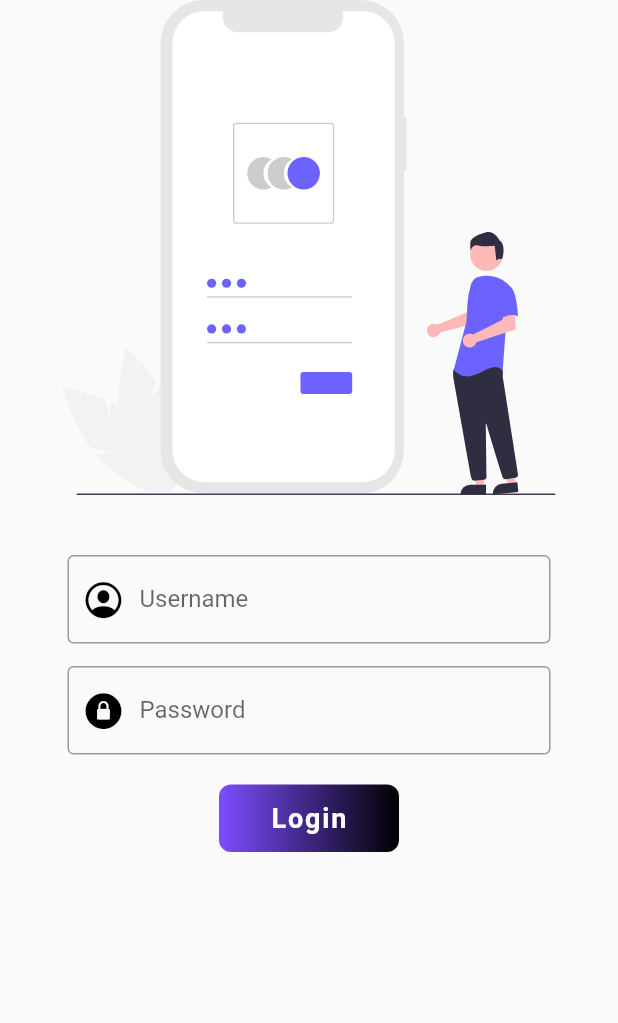
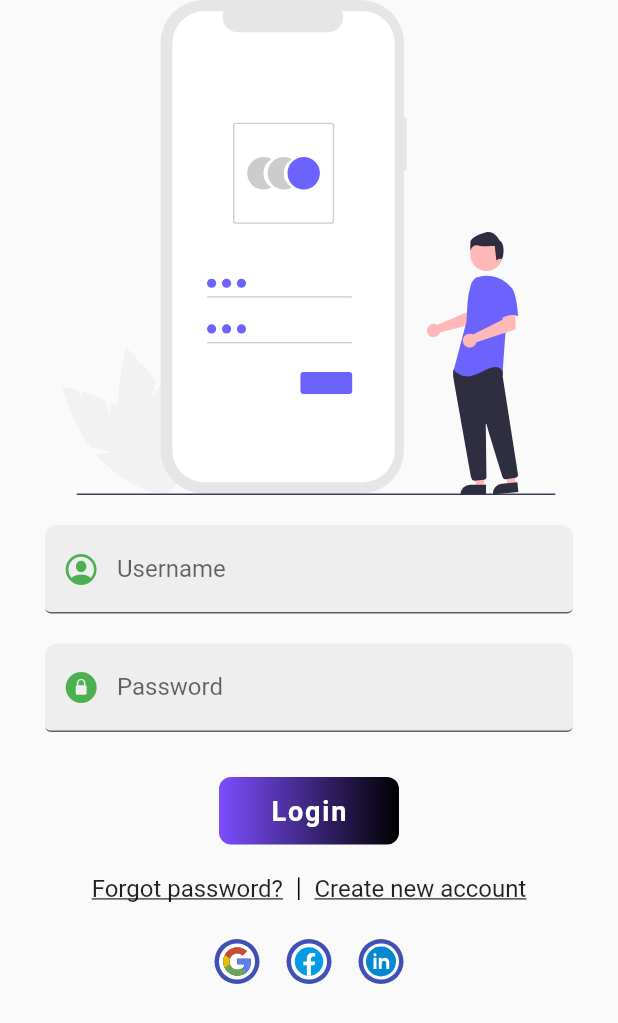
Before and after one commit to rafikali/DRS, a Flutter app: the screen it shows after launch, on a phone screen of 412 x 824 dp. Shown: the top 1023 px of the screen. Run offline on Flutter 3.47's test engine with Material 2 defaults, Android fonts, the phone set to English and light mode, and no system bars; our stand-ins replace flutter_svg.

```diff
--- /dev/null
+++ b/lib/Constants/Images.dart
@@ -0,0 +1,7 @@
+import 'package:flutter/material.dart';
+
+class ImageConstants {
+  static const String googleLogo = 'assets/Images/google_logo.svg';
+  static const String linkedinLogo = 'assets/Images/linkedin_logo.svg';
+  static const String facebookLogo = 'assets/Images/facebook_logo.svg';
+}
--- a/lib/Route/routehandler.dart
+++ b/lib/Route/routehandler.dart
@@ -1,6 +1,8 @@
+
 
 import 'package:flutter/material.dart';
 import '../pages/home_page.dart';
+import '../pages/register_page.dart';
 
 
 
@@ -10,6 +12,8 @@ class RouteGenerator {
     switch(settings.name) {
       case HomePage.routeName:
       return MaterialPageRoute(builder: (context) => HomePage());
+      case RegisterPage.routeName:
+        return MaterialPageRoute(builder: (context) => RegisterPage());
 
     default:
     return MaterialPageRoute(builder: (context) => HomePage());
--- a/lib/main.dart
+++ b/lib/main.dart
@@ -1,17 +1,15 @@
 import 'package:flutter/material.dart';
 import 'package:flutter/services.dart';
 import 'package:login_page/Route/routehandler.dart';
+import 'package:login_page/pages/home_page.dart';
 
 void main() {
   SystemChrome.setSystemUIOverlayStyle(const SystemUiOverlayStyle(
     statusBarColor: Colors.white,
-      statusBarBrightness: Brightness.light,
+    statusBarBrightness: Brightness.light,
     statusBarIconBrightness: Brightness.dark,
-    systemNavigationBarColor: Colors.deepPurpleAccent,
-    systemNavigationBarIconBrightness: Brightness.light
   ));
-      runApp(const MyApp());
-
+  runApp(const MyApp());
 }
 
 class MyApp extends StatelessWidget {
@@ -24,6 +22,8 @@ class MyApp extends StatelessWidget {
       theme: ThemeData(
         primarySwatch: Colors.deepPurple,
       ),
+      title: "drs",
+      initialRoute: HomePage.routeName,
       onGenerateRoute: RouteGenerator.generateRoute,
     );
   }
--- a/lib/pages/home_page.dart
+++ b/lib/pages/home_page.dart
@@ -1,129 +1,97 @@
+// ignore_for_file: prefer_const_constructors
+
 import 'package:flutter/cupertino.dart';
 import 'package:flutter/material.dart';
 import 'package:flutter_svg/flutter_svg.dart';
+import 'package:flutter_svg/svg.dart';
+import 'package:login_page/Constants/Images.dart';
+import 'package:login_page/widgets/login_textfield.dart';
 
+import '../widgets/create_account.dart';
 
 class HomePage extends StatefulWidget {
   static const String routeName = '/home';
-  final IconData? usericon;
-  final IconData? profileicon;
-  const HomePage({this.usericon, this.profileicon}) : super();
 
-
+  const HomePage({Key? key}) : super(key: key);
 
   @override
   _HomePageState createState() => _HomePageState();
 }
 
 class _HomePageState extends State<HomePage> {
-  String login_illustrate = 'assets/Images/login_image.svg';
+  String loginIllustrate = 'assets/Images/login_image.svg';
   @override
   Widget build(BuildContext context) {
-    return SafeArea(
-      child: Material(
+    return Scaffold(
+      body: SafeArea(
+        child: SingleChildScrollView(
           child: Column(
             children: [
-            Container(
-              child: SvgPicture.asset(login_illustrate,
+              SvgPicture.asset(
+                loginIllustrate,
                 height: 330,
                 fit: BoxFit.contain,
               ),
+              SizedBox(
+                height: 10,
+              ),
+              LoginTextForm(
+                hintText: 'Enter your username',
+                labelText: 'Username',
+                accountIcon: Icon(CupertinoIcons.profile_circled),
 
               ),
 
+              LoginTextForm(
+                hintText: 'Enter your password',
+                labelText: 'Password',
+                accountIcon: Icon(CupertinoIcons.lock_circle_fill, ),
+                passView: true,
 
-            Padding(
-              padding: const EdgeInsets.symmetric(vertical: 40, horizontal: 45),
-              child: Form(
-                child: Column(
-                  children: [
-
-                    TextFormField(
-                      onTap: () {
-
-                      },
-                      decoration:  InputDecoration(
-                        border: OutlineInputBorder(
-                          borderRadius: BorderRadius.circular(4),
-                            borderSide: const BorderSide(
-                              style: BorderStyle.solid,
-                              color: Colors.black,
-                            ),
-                        ),
-                        labelText: 'Username',
-                        hintText: 'Enter your Username',
-                          prefixIcon: const Icon(CupertinoIcons.profile_circled,
-                          color: Colors.black,
-                            size: 28,
-
-                          ),
-
-                      ),
-                    ),
-
-
-                    const SizedBox(
-                      height: 15,
-                    ),
-
-                    TextFormField(
-
-                      decoration:  InputDecoration(
-                        border: OutlineInputBorder(
-                            borderRadius: BorderRadius.circular(4),
-                            borderSide: const BorderSide(
-                                color: Colors.deepPurple
-
-                            )
-                        ),
-                        labelText: 'Password',
-                        hintText: 'Enter your Password',
-                        prefixIcon: const Icon(CupertinoIcons.lock_circle_fill,
-                          color: Colors.black,
-                          size: 28,
-                        ),
-
-
-                      ),
               ),
               const SizedBox(
                 height: 20,
               ),
               Container(
-                      child: const Text('Login',
+                child: const Text(
+                  'Login',
                   style: TextStyle(
                     color: Colors.white,
                     fontSize: 18,
                     fontWeight: FontWeight.bold,
                     letterSpacing: 1.2,
-                        ),),
+                  ),
+                ),
                 decoration: BoxDecoration(
                     gradient: const LinearGradient(
-                          colors: <Color> [Colors.deepPurpleAccent, Colors.black]
-                        ),
+                        colors: <Color>[Colors.deepPurpleAccent, Colors.black]),
                     color: Colors.indigoAccent,
-                        borderRadius: BorderRadius.circular(8)
-                      ),
+                    borderRadius: BorderRadius.circular(8)),
                 width: 120,
                 height: 45,
                 alignment: Alignment.center,
+              ),
+              const SizedBox(
+                height: 20,
+              ),
+              //edit
+              CreateAcc(),
+              const SizedBox(
+                height: 15,
+              ),
+              Row(
+                mainAxisAlignment: MainAxisAlignment.center,
+                children: [
+                  SignInButtons(signLogo: SvgPicture.asset(ImageConstants.googleLogo,)),
+                  SignInButtons(signLogo: SvgPicture.asset(ImageConstants.facebookLogo,)),
+                  SignInButtons(signLogo: SvgPicture.asset(ImageConstants.linkedinLogo,))
 
-
-
+                ],
               )
-
             ],
           ),
         ),
-            )
-
-
-
-          ],
-        ),
       ),
     );
-    {
-
-    }}
   }
+}
--- /dev/null
+++ b/lib/pages/register_page.dart
@@ -0,0 +1,49 @@
+import 'package:flutter/cupertino.dart';
+import 'package:flutter/material.dart';
+import 'package:login_page/widgets/login_textfield.dart';
+
+
+class RegisterPage extends StatefulWidget {
+  static const String routeName = '/Register';
+  const RegisterPage({Key? key}) : super(key: key);
+
+  @override
+  _RegisterPageState createState() => _RegisterPageState();
+}
+
+class _RegisterPageState extends State<RegisterPage> {
+  @override
+  Widget build(BuildContext context) {
+    return Scaffold(
+      appBar: AppBar(),
+      body: Padding(
+        padding: const EdgeInsets.all(10.0),
+        child: Column(
+          children:  [
+            ListTile(
+              title: Row(
+                children: const [
+                  Icon(CupertinoIcons.profile_circled),
+                  Expanded(
+                    child: LoginTextForm(
+                        hintText: ' username', labelText: 'Username'),
+                  ),
+
+                ],
+              )
+
+            )
+
+            // ListTile(
+            //   leading: Icon(CupertinoIcons.profile_circled,
+            //   size: 30,),
+            //   title: SimpleTextField(),
+            //
+            // )
+          ],
+        ),
+      ),
+
+    );
+  }
+}
--- /dev/null
+++ b/lib/widgets/create_account.dart
@@ -0,0 +1,42 @@
+import 'package:flutter/material.dart';
+import 'package:login_page/pages/register_page.dart';
+
+class CreateAcc extends StatelessWidget {
+  const CreateAcc({Key? key}) : super(key: key);
+
+  @override
+  Widget build(BuildContext context) {
+    return Row(
+      mainAxisAlignment: MainAxisAlignment.center,
+      children: [
+        const Text(
+          'Forgot password?',
+          style: TextStyle(
+              decoration: TextDecoration.underline, fontSize: 16),
+        ),
+        const SizedBox(
+          width: 10,
+        ),
+        Container(
+          height: 15,
+          width: 1,
+          color: Colors.black,
+        ),
+        const SizedBox(
+          width: 10,
+        ),
+        InkWell(
+          onTap: () {
+            Navigator.pushNamed(context, RegisterPage.routeName);
+          },
+
+          child: const Text(
+            'Create new account',
+            style: TextStyle(
+                decoration: TextDecoration.underline, fontSize: 16),
+          ),
+        )
+      ],
+    );
+  }
+}
--- /dev/null
+++ b/lib/widgets/login_textfield.dart
@@ -0,0 +1,102 @@
+import 'package:flutter/cupertino.dart';
+import 'package:flutter/material.dart';
+import 'package:flutter_svg/flutter_svg.dart';
+
+class LoginTextForm extends StatefulWidget {
+  final String labelText;
+  final String hintText;
+  final bool? passView;
+  final Color? iconColor;
+  final Icon? accountIcon;
+  final Border? outlineBorder;
+  // ignore: use_key_in_widget_constructors
+  const LoginTextForm(
+      {required this.hintText, required this.labelText, this.accountIcon,  this.iconColor,  this.passView, this.outlineBorder})
+      : super();
+
+  @override
+  State<LoginTextForm> createState() => _LoginTextFormState();
+}
+
+class _LoginTextFormState extends State<LoginTextForm> {
+  bool? passView;
+  @override
+  Widget build(BuildContext context) {
+    return Padding(
+      padding: const EdgeInsets.symmetric(horizontal: 30,vertical: 10),
+      child: TextFormField(
+        obscureText: widget.passView == true,
+
+        decoration: InputDecoration(
+          filled: true,
+          fillColor: Colors.grey[200],
+          border: const UnderlineInputBorder(
+            borderRadius: BorderRadius.only(topRight: Radius.circular(8),
+                topLeft: Radius.circular(8),
+                bottomLeft: Radius.circular(4),
+                bottomRight: Radius.circular(4)),
+
+            borderSide: BorderSide(
+              style: BorderStyle.solid,
+              color: Colors.blue,
+            ),
+          ),
+          labelText: widget.labelText,
+          hintText: widget.hintText,
+          prefixIcon: widget.accountIcon,
+          //
+          prefixIconColor: Colors.green,
+
+        ),
+
+      ),
+    );
+  }
+}
+
+class SignInButtons extends StatelessWidget {
+  final SvgPicture signLogo;
+   const SignInButtons({Key? key, required this.signLogo}) : super(key: key);
+  @override
+  Widget build(BuildContext context) {
+    return Row(
+      children: [
+        IconButton(
+            onPressed: () {},
+            icon: CircleAvatar(
+              backgroundColor: Colors.indigo,
+              radius: 15,
+              child: CircleAvatar(
+
+                radius: 12,
+                backgroundColor: Colors.white,
+                child: ClipRRect(
+                    child: (signLogo)),
+              ),
+            )),
+      ],
+    );
+  }
+}
+
+class SimpleTextField extends StatelessWidget {
+  const SimpleTextField({Key? key}) : super(key: key);
+
+  @override
+  Widget build(BuildContext context) {
+    return TextFormField(
+      decoration: InputDecoration(
+        filled: true,
+        fillColor: Colors.grey[300],
+        hintText: 'Enter your username',
+        labelText: 'Username',
+        border: UnderlineInputBorder(
+          borderSide: BorderSide(
+            style: BorderStyle.solid
+          )
+        )
+      ),
+
+    );
+  }
+}
```
Also changed, not shown: assets/Images/facebook_logo.svg (added), assets/Images/google_logo.svg (added), assets/Images/linkedin_logo.svg (added). Lines whose indentation alone changed are shown as unchanged.
